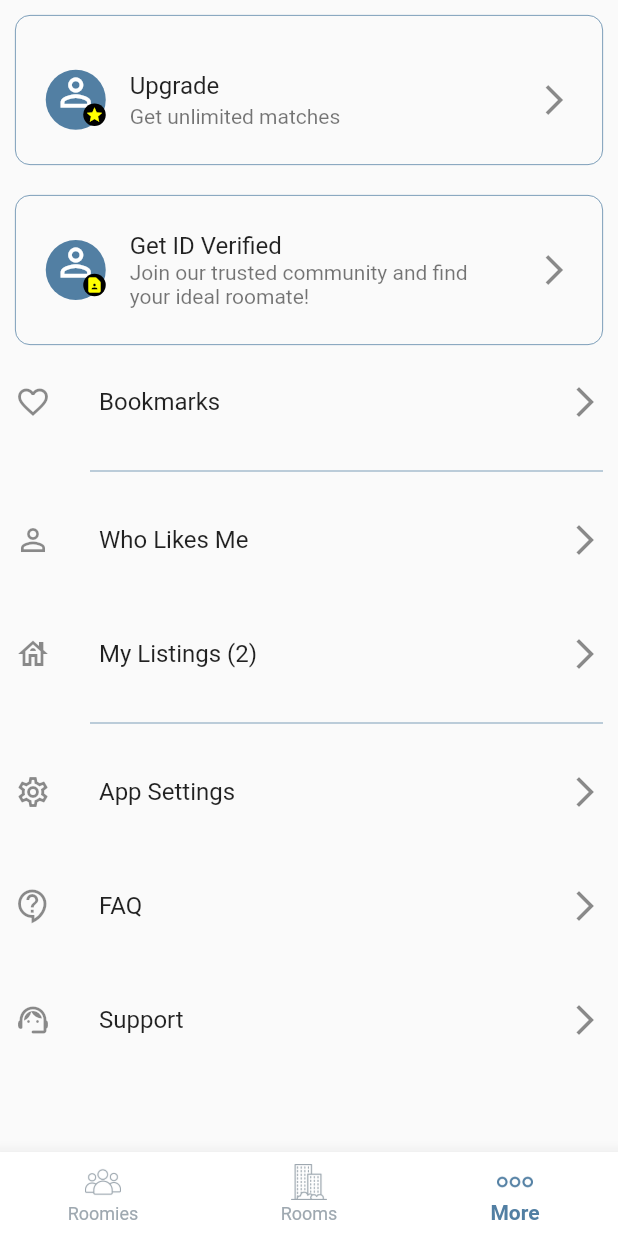
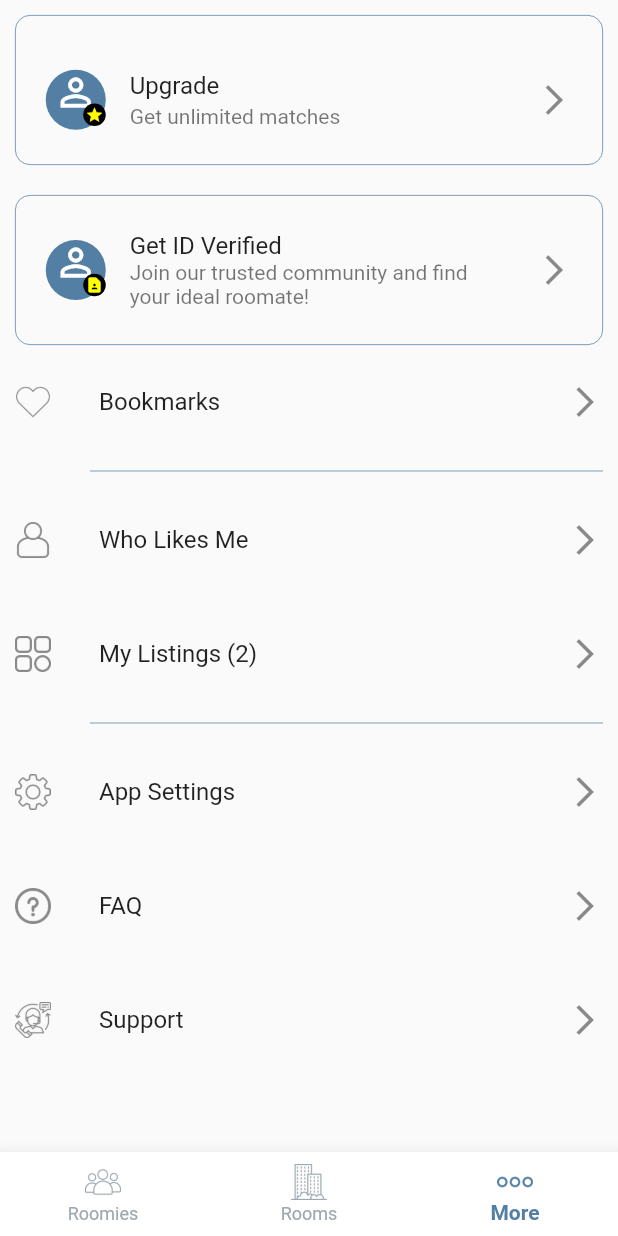
Before and after one commit to armel50/chance_app, a Flutter app: the screen it shows after launch, item 3 of the bottom bar chosen, on a phone screen of 412 x 824 dp. Run offline on Flutter 3.47's test engine with Material 2 defaults, Android fonts, the phone set to English and light mode, and no system bars; our stand-ins replace google_maps_flutter; missing offline and left inert: flat_icons_flutter; network calls fail; project files that could hold a hidden picture were left out.

Commit message:
changed the icont in the more screen

```diff
--- a/lib/views/more/more.dart
+++ b/lib/views/more/more.dart
@@ -111,7 +111,9 @@ class _MoreState extends State<More> {
             ),
             ListTile(
               contentPadding: EdgeInsets.all(defaultPadding),
-              leading: Icon(Icons.favorite_outline),
+              leading:  ImageIcon(
+            AssetImage('assets/images/love.png')
+           ),
               title: Text('Bookmarks'),
               trailing: Icon(Icons.arrow_forward_ios_outlined),
             ),
@@ -129,13 +131,17 @@ class _MoreState extends State<More> {
             ),
             ListTile(
               contentPadding: EdgeInsets.all(defaultPadding),
-              leading: Icon(Icons.person_outline),
+              leading:  ImageIcon(
+            AssetImage('assets/images/single-user.png')
+           ),
               title: Text('Who Likes Me'),
               trailing: Icon(Icons.arrow_forward_ios_outlined),
             ),
             ListTile(
               contentPadding: EdgeInsets.all(defaultPadding),
-              leading: Icon(Icons.house_outlined),
+              leading:  ImageIcon(
+            AssetImage('assets/images/menu.png')
+           ),
               title: Text('My Listings (2)'),
               trailing: Icon(Icons.arrow_forward_ios_outlined),
             ),
@@ -153,19 +159,25 @@ class _MoreState extends State<More> {
             ),
             ListTile(
               contentPadding: EdgeInsets.all(defaultPadding),
-              leading: Icon(Icons.settings_outlined),
+              leading:  ImageIcon(
+            AssetImage('assets/images/settings.png')
+           ),
               title: Text('App Settings'),
               trailing: Icon(Icons.arrow_forward_ios_outlined),
             ),
             ListTile(
               contentPadding: EdgeInsets.all(defaultPadding),
-              leading: Icon(Icons.contact_support_outlined),
+              leading: ImageIcon(
+            AssetImage('assets/images/information.png')
+           ),
               title: Text('FAQ'),
               trailing: Icon(Icons.arrow_forward_ios_outlined),
             ),
             ListTile(
               contentPadding: EdgeInsets.all(defaultPadding),
-              leading: Icon(Icons.support_agent_rounded),
+              leading: ImageIcon(
+            AssetImage('assets/images/customer-service.png')
+           ),
               title: Text('Support'),
               trailing: Icon(Icons.arrow_forward_ios_outlined),
             )
```
Also changed, not shown: assets/images/customer-service.png (added), assets/images/information.png (added), assets/images/love.png (added), assets/images/menu.png (added), assets/images/single-user.png (added).
